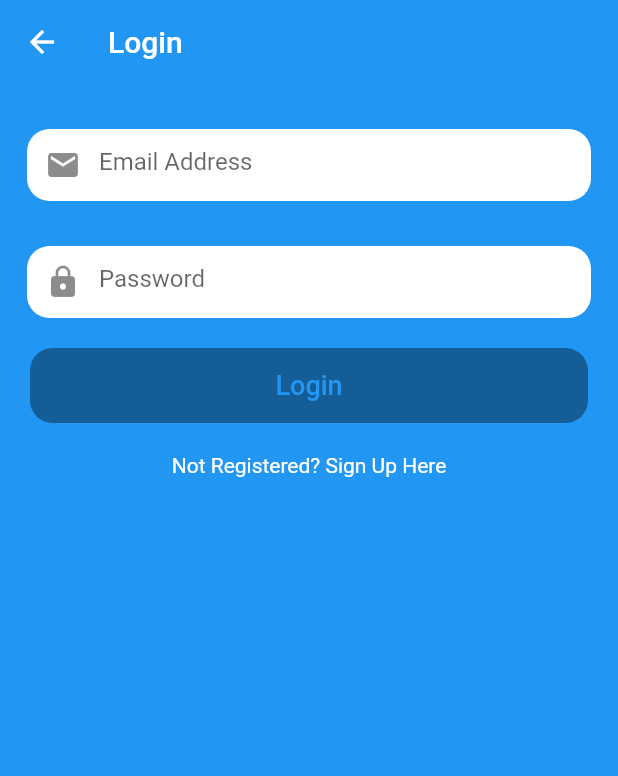
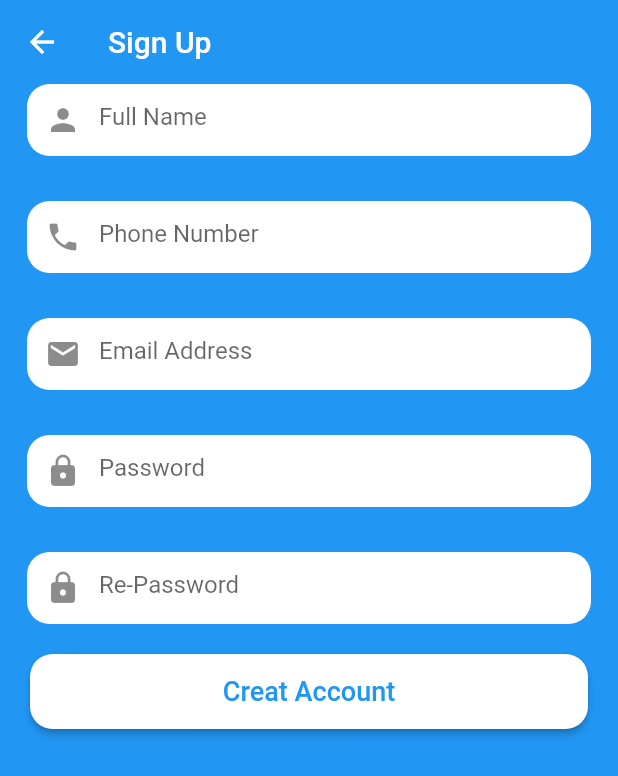
Before and after one commit to jubaricode/girlies_shop, a Flutter app: the GirliesLogin screen opened directly, after a tap on "Not Registered? Sign Up Here", on a phone screen of 412 x 824 dp. Shown: the top 776 px of the screen. Run offline on Flutter 3.47's test engine with Material 2 defaults, Android fonts, the phone set to English and light mode, and no system bars; network calls fail.

Commit message:
Tutorial 5 Completed

```diff
--- a/lib/userScreens/loginLogout.dart
+++ b/lib/userScreens/loginLogout.dart
@@ -1,5 +1,6 @@
 import 'package:flutter/material.dart';
 import 'package:girlies_store/tools/app_tools.dart';
+import 'package:girlies_store/userScreens/signup.dart';
 
 class GirliesLogin extends StatefulWidget {
   @override
@@ -10,10 +11,13 @@ class _GirliesLoginState extends State<GirliesLogin> {
   TextEditingController email = new TextEditingController();
   TextEditingController password = new TextEditingController();
   final scaffoldKey = new GlobalKey<ScaffoldState>();
+  BuildContext context;
 
   @override
   Widget build(BuildContext context) {
+    this.context = context;
     return Scaffold(
+      key: scaffoldKey,
       backgroundColor: Theme.of(context).primaryColor,
       appBar: AppBar(
         title: Text("Login"),
@@ -42,11 +46,12 @@ class _GirliesLoginState extends State<GirliesLogin> {
                 sidePadding: 18,
                 controller: password),
             appButton(
-                btnTxt: "Login",
+                btnTxt: "Login",onBtnClicked: verifyLoggin,
                 btnPadding: 20,
                 btnColor: Theme.of(context).primaryColor),
             GestureDetector(
                 onTap: () {
+                   Navigator.of(context).push(MaterialPageRoute(builder: (context)=> SignUp()));
                 },
                 child: Text(
                   "Not Registered? Sign Up Here",
@@ -59,14 +64,16 @@ class _GirliesLoginState extends State<GirliesLogin> {
   }
 
   verifyLoggin(){
-    if ( email.text == ""){
+    if (email.text ==""){
       showSnackBar("Email can't be empty", scaffoldKey);
       return;
     }
 
     if(password.text == ""){
       showSnackBar("Password can't empty", scaffoldKey);
+      return;
     }
+    displayProgressDialog(context);
   }
 
 }
--- /dev/null
+++ b/lib/userScreens/signup.dart
@@ -0,0 +1,117 @@
+import 'package:flutter/material.dart';
+import 'package:girlies_store/tools/app_tools.dart';
+
+class SignUp extends StatefulWidget {
+  @override
+  _SignUpState createState() => _SignUpState();
+}
+
+class _SignUpState extends State<SignUp> {
+  TextEditingController fullName = new TextEditingController();
+  TextEditingController phoneNumber = new TextEditingController();
+  TextEditingController email = new TextEditingController();
+  TextEditingController password = new TextEditingController();
+  TextEditingController re_password = new TextEditingController();
+
+  final scaffoldKey = new GlobalKey<ScaffoldState>();
+  BuildContext context;
+
+  @override
+  Widget build(BuildContext context) {
+    this.context = context;
+    return Scaffold(
+      key: scaffoldKey,
+      backgroundColor: Theme.of(context).primaryColor,
+      appBar: AppBar(
+        title: Text("Sign Up"),
+        centerTitle: false,
+        elevation: 0.0,
+      ),
+      body: SingleChildScrollView(
+        child: Column(
+          children: <Widget>[
+            appTextField(
+                textIcon: Icons.person,
+                textHint: "Full Name",
+                isPassword: false,
+                sidePadding: 18,
+                controller: fullName),
+            SizedBox(
+              height: 30,
+            ),
+            appTextField(
+                textIcon: Icons.phone,
+                textType: TextInputType.number,
+                textHint: "Phone Number",
+                isPassword: true,
+                sidePadding: 18,
+                controller: phoneNumber),
+            SizedBox(
+              height: 30,
+            ),
+            appTextField(
+                textIcon: Icons.email,
+                textHint: "Email Address",
+                isPassword: false,
+                sidePadding: 18,
+                controller: email),
+            SizedBox(
+              height: 30,
+            ),
+            appTextField(
+                textIcon: Icons.lock,
+                textHint: "Password",
+                isPassword: true,
+                sidePadding: 18,
+                controller: password),
+            SizedBox(
+              height: 30,
+            ),
+            appTextField(
+                textIcon: Icons.lock,
+                textHint: "Re-Password",
+                isPassword: true,
+                sidePadding: 18,
+                controller: re_password),
+            appButton(
+                btnTxt: "Creat Account",
+                onBtnClicked: verifyDetails,
+                btnPadding: 20,
+                btnColor: Theme.of(context).primaryColor),
+          ],
+        ),
+      ),
+    );
+  }
+
+
+  verifyDetails() {
+    if (fullName.text == "") {
+      showSnackBar("Full Name can't be empty", scaffoldKey);
+      return;
+    }
+
+    if (phoneNumber.text == "") {
+      showSnackBar("Phone can't empty", scaffoldKey);
+      return;
+    }
+    if (email.text == "") {
+      showSnackBar("Email can't be empty", scaffoldKey);
+      return;
+    }
+
+    if (password.text == "") {
+      showSnackBar("Password can't empty", scaffoldKey);
+      return;
+    }
+    if (re_password.text == "") {
+      showSnackBar("Re Password can't empty", scaffoldKey);
+      return;
+    }
+    if (password.text != re_password.text) {
+      showSnackBar("Password doesn't match", scaffoldKey);
+      return;
+    }
+    displayProgressDialog(context);
+  }
+}
```
Also changed, not shown: lib/tools/app_tools.dart (+16 -1 lines), lib/tools/progressdialog.dart (added, +30 -0 lines).
